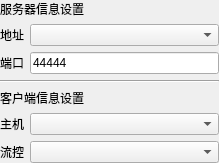
The window that src/pages/websocketserver/SAKWebSocketServerDeviceController.ui (x-tools-author/x-tools) describes before a commit, drawn with Qt 5.
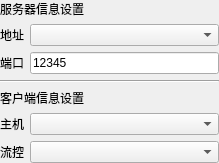
The same window after the commit.

Commit message: change default port

What changed in the file:
```diff
--- a/src/pages/websocketserver/SAKWebSocketServerDeviceController.ui
+++ b/src/pages/websocketserver/SAKWebSocketServerDeviceController.ui
@@ -32,7 +32,7 @@
    <item row="2" column="1">
     <widget class="QLineEdit" name="serverPortLineEdit">
      <property name="text">
-      <string>44444</string>
+      <string notr="true">12345</string>
      </property>
     </widget>
    </item>
```
